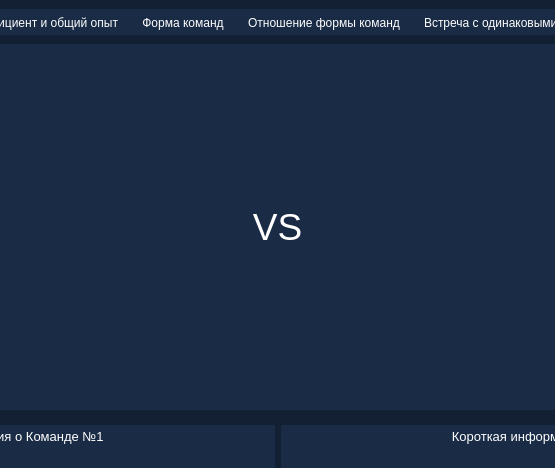
Above: qt/uis/main_window.ui from CodderLord/CS_GO_analythics before the change; both pictures show x 323 to 878 and y 0 to 468 of the 1201 by 800 pixel window. Below: the same form after it.
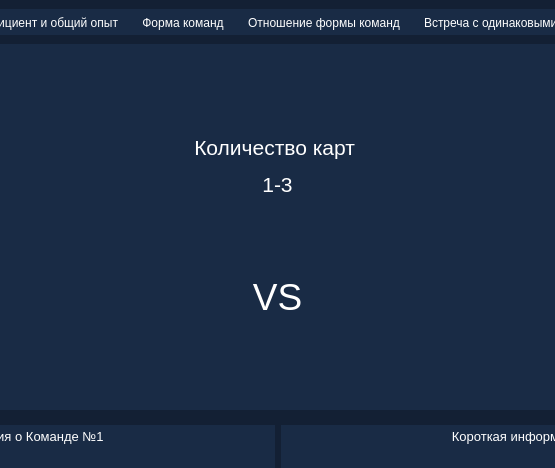
That is the form after the change.

```diff
--- a/qt/uis/main_window.ui
+++ b/qt/uis/main_window.ui
@@ -346,7 +346,7 @@
               <string/>
              </property>
              <layout class="QGridLayout" name="gridLayout_13">
-              <item row="1" column="0">
+              <item row="3" column="0">
                <widget class="QLabel" name="label_help_1">
                 <property name="styleSheet">
                  <string notr="true">color: rgb(255, 255, 255);</string>
@@ -356,7 +356,7 @@
                 </property>
                </widget>
               </item>
-              <item row="3" column="0">
+              <item row="5" column="0">
                <spacer name="verticalSpacer_4">
                 <property name="orientation">
                  <enum>Qt::Vertical</enum>
@@ -382,6 +382,29 @@
                 </property>
                </spacer>
               </item>
+              <item row="1" column="0">
+               <widget class="QLabel" name="bo_label">
+                <property name="styleSheet">
+                 <string notr="true">color: rgb(255, 255, 255);</string>
+                </property>
+                <property name="text">
+                 <string>&lt;html&gt;&lt;head/&gt;&lt;body&gt;&lt;p align=&quot;center&quot;&gt;&lt;span style=&quot; font-size:16pt;&quot;&gt;Количество карт &lt;/span&gt;&lt;/p&gt;&lt;p align=&quot;center&quot;&gt;&lt;span style=&quot; font-size:16pt;&quot;&gt;1-3&lt;/span&gt;&lt;/p&gt;&lt;/body&gt;&lt;/html&gt;</string>
+                </property>
+               </widget>
+              </item>
+              <item row="2" column="0">
+               <spacer name="verticalSpacer_5">
+                <property name="orientation">
+                 <enum>Qt::Vertical</enum>
+                </property>
+                <property name="sizeHint" stdset="0">
+                 <size>
+                  <width>20</width>
+                  <height>40</height>
+                 </size>
+                </property>
+               </spacer>
+              </item>
              </layout>
             </widget>
            </item>
```
Left out of the diff: 18 changed lines with no effect on the pictures.
